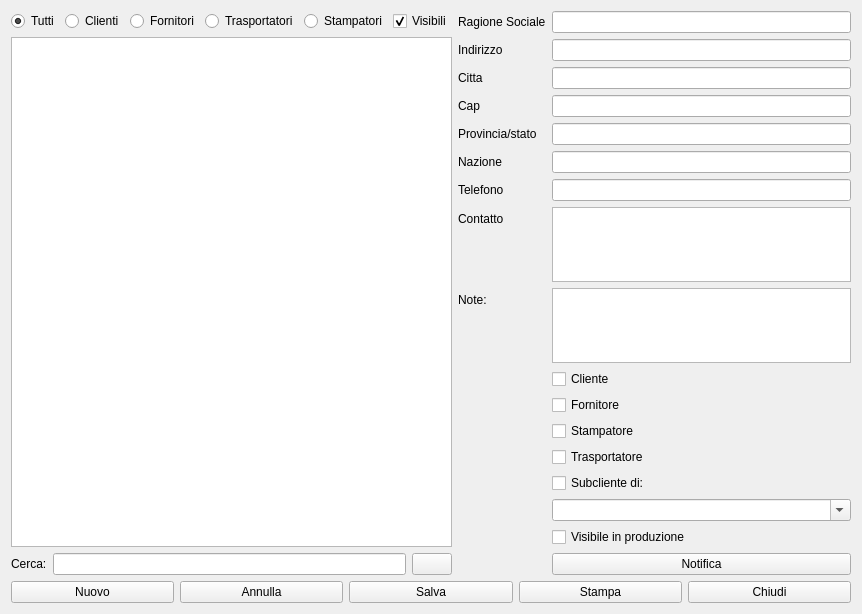
The window that hutenti.ui (fblabs/hamlet-mod-sancon) describes before a commit, drawn with Qt 5.
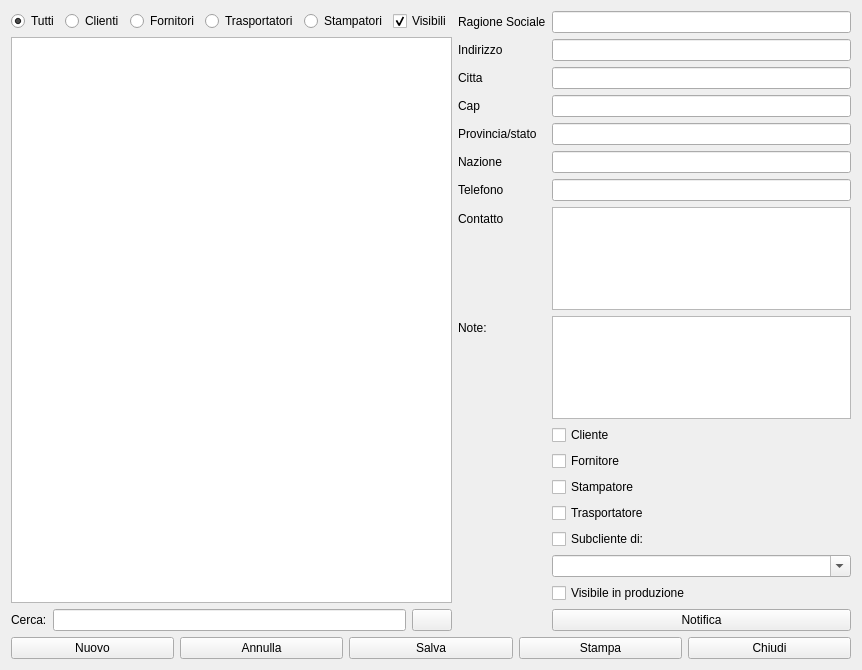
The same window after the commit. Icons and pictures are not drawn.

The edit to the form file:
```diff
--- a/hutenti.ui
+++ b/hutenti.ui
@@ -10,7 +10,7 @@
     <x>0</x>
     <y>0</y>
     <width>862</width>
-    <height>614</height>
+    <height>670</height>
    </rect>
   </property>
   <property name="windowTitle">
```
Left out of the diff: 6 changed lines with no effect on the pictures.
